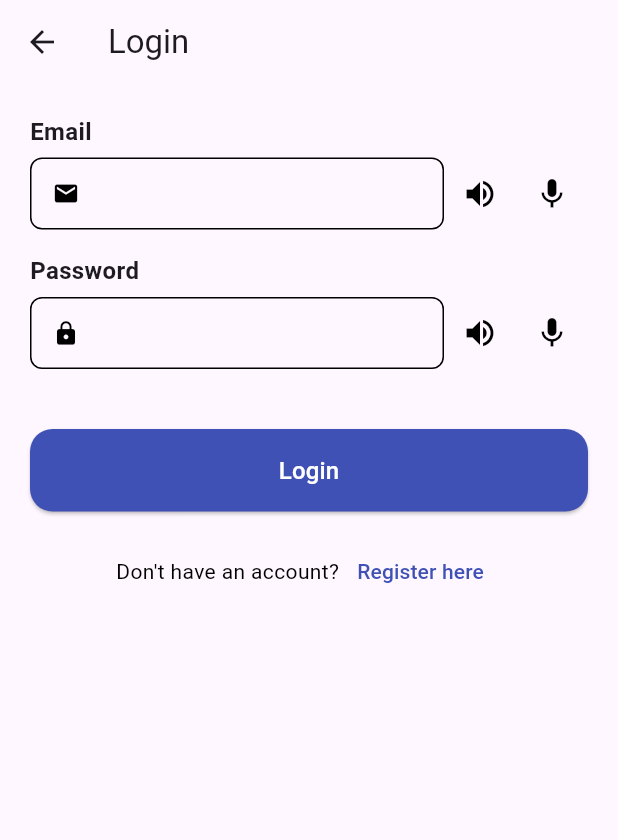
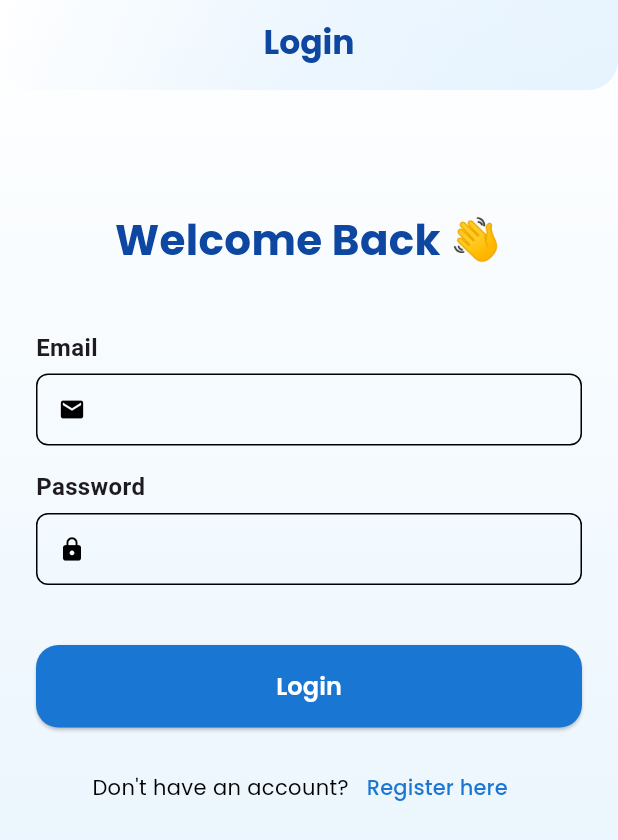
Before and after one commit to rakhi-1112/generic_voice_assistant, a Flutter app: the screen it shows after launch, after a tap on "Login", on a phone screen of 412 x 824 dp. Shown: the top 840 px of the screen. Run offline on Flutter 3.47's test engine with Material 3 defaults, Android fonts, the phone set to English and light mode, and no system bars; our stand-ins replace audioplayers, firebase_auth, firebase_core, fl_chart, flutter_animate, flutter_markdown and 6 more; missing offline and left inert: flutter_sound, record; accounts and stored records are empty; project files that could hold a hidden picture were left out.

Commit message:
modify login page

```diff
--- a/frontend_flutter/lib/screens/home/login_screen.dart
+++ b/frontend_flutter/lib/screens/home/login_screen.dart
@@ -1,5 +1,6 @@
 import 'package:flutter/material.dart';
 import 'package:frontend_flutter/config/translated_text.dart';
+import 'package:google_fonts/google_fonts.dart';
 import 'package:shared_preferences/shared_preferences.dart';
 import 'package:http/http.dart' as http;
 import 'dart:convert';
@@ -41,7 +42,7 @@ class _LoginScreenState extends State<LoginScreen> {
 
   Future<String?> getServerIp() async {
     final prefs = await SharedPreferences.getInstance();
-    return prefs.getString('server_ip') ?? 'http://192.168.1.38:5050';
+    return prefs.getString('server_ip') ?? 'http://192.168.1.39:5050';
   }
 
   Future<void> speak(String text) async {
@@ -145,18 +146,18 @@ class _LoginScreenState extends State<LoginScreen> {
                 style: const TextStyle(color: Colors.black),
               ),
             ),
-            IconButton(icon: const Icon(Icons.volume_up, color: Colors.black), onPressed: () => speak(label)),
-            IconButton(
-              icon: Icon(_isRecording ? Icons.mic_off : Icons.mic, color: Colors.black),
-              onPressed: () async {
-                if (!_isRecording) {
-                  await startRecording();
-                } else {
-                  final transcript = await stopRecordingAndTranscribe();
-                  if (transcript != null) controller.text = transcript;
-                }
-              },
-            ),
+            // IconButton(icon: const Icon(Icons.volume_up, color: Colors.black), onPressed: () => speak(label)),
+            // IconButton(
+            //   icon: Icon(_isRecording ? Icons.mic_off : Icons.mic, color: Colors.black),
+            //   onPressed: () async {
+            //     if (!_isRecording) {
+            //       await startRecording();
+            //     } else {
+            //       final transcript = await stopRecordingAndTranscribe();
+            //       if (transcript != null) controller.text = transcript;
+            //     }
+            //   },
+            // ),
           ],
         ),
         const SizedBox(height: 16),
@@ -232,13 +233,66 @@ class _LoginScreenState extends State<LoginScreen> {
 @override
 Widget build(BuildContext context) {
   return Scaffold(
-      appBar: AppBar(title: const TranslatedText("Login")),
-      body: Padding(
-        padding: const EdgeInsets.all(20),
+    extendBodyBehindAppBar: true,
+    appBar: PreferredSize(
+      preferredSize: const Size.fromHeight(60),
+      child: ClipRRect(
+        borderRadius: const BorderRadius.vertical(
+          bottom: Radius.circular(20),
+        ),
+        child: Container(
+          decoration: BoxDecoration(
+            gradient: LinearGradient(
+              colors: [Colors.white.withOpacity(0.2), Colors.blue.withOpacity(0.1)],
+              begin: Alignment.topLeft,
+              end: Alignment.bottomRight,
+            ),
+          ),
+          child: AppBar(
+            backgroundColor: Colors.transparent,
+            elevation: 0,
+            centerTitle: true,
+            title: Text(
+              "Login",
+              style: GoogleFonts.poppins(
+                fontSize: 22,
+                fontWeight: FontWeight.bold,
+                color: Colors.blue.shade900,
+              ),
+            ),
+            foregroundColor: Colors.black,
+            automaticallyImplyLeading: false,
+          ),
+        ),
+      ),
+    ),
+    body: Stack(
+      children: [
+        Container(
+          decoration: const BoxDecoration(
+            gradient: LinearGradient(
+              colors: [Colors.white, Color(0xFFE3F2FD)],
+              begin: Alignment.topCenter,
+              end: Alignment.bottomCenter,
+            ),
+          ),
+        ),
+        Padding(
+          padding: const EdgeInsets.symmetric(horizontal: 24.0, vertical: 80),
           child: Form(
             key: _formKey,
             child: ListView(
               children: [
+                Text(
+                  "Welcome Back 👋",
+                  style: GoogleFonts.poppins(
+                    fontSize: 28,
+                    fontWeight: FontWeight.w700,
+                    color: Colors.blue.shade900,
+                  ),
+                  textAlign: TextAlign.center,
+                ),
+                const SizedBox(height: 40),
                 buildFieldWithSpeech(
                   label: "Email",
                   controller: _emailController,
@@ -261,20 +315,24 @@ class _LoginScreenState extends State<LoginScreen> {
                 ElevatedButton(
                   onPressed: _submit,
                   style: ElevatedButton.styleFrom(
-                  backgroundColor: Colors.indigo,
+                    backgroundColor: Colors.blue.shade700,
                     padding: const EdgeInsets.symmetric(vertical: 16),
                     shape: RoundedRectangleBorder(borderRadius: BorderRadius.circular(15)),
                   ),
-                child: const TranslatedText(
+                  child: Text(
                     "Login",
-                  style: TextStyle(color: Colors.white, fontSize: 16),
+                    style: GoogleFonts.poppins(
+                      color: Colors.white,
+                      fontSize: 16,
+                      fontWeight: FontWeight.w600,
+                    ),
                   ),
                 ),
                 const SizedBox(height: 16),
                 Row(
                   mainAxisAlignment: MainAxisAlignment.center,
                   children: [
-                  const TranslatedText("Don't have an account?", style: TextStyle(color: Colors.black)),
+                    Text("Don't have an account?", style: GoogleFonts.poppins(color: Colors.black)),
                     TextButton(
                       onPressed: () {
                         Navigator.push(
@@ -282,7 +340,7 @@ class _LoginScreenState extends State<LoginScreen> {
                           MaterialPageRoute(builder: (_) => const RegisterScreen()),
                         );
                       },
-                    child: const TranslatedText("Register here", style: TextStyle(color: Colors.indigo)),
+                      child: Text("Register here", style: GoogleFonts.poppins(color: Colors.blue.shade700)),
                     ),
                   ],
                 )
@@ -290,6 +348,9 @@ class _LoginScreenState extends State<LoginScreen> {
             ),
           ),
         ),
+      ],
+    ),
   );
 }
+
 }
```
Lines whose indentation alone changed are shown as unchanged.
